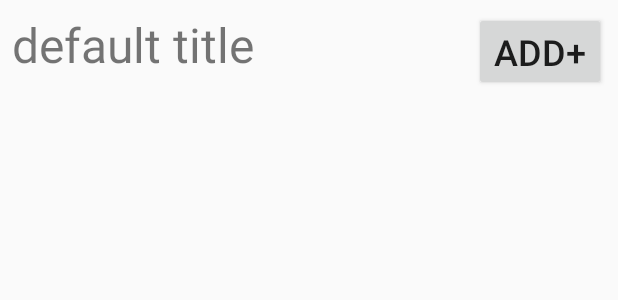
After one commit to yuhongherald/DingleTutorsApp, an Android app: the layout popup.xml on its own in the app's theme, with its tools: preview values and no code run, on a phone screen of 412 x 824 dp. The commit adds this screen. Shown: the top 300 px of the screen. Run offline under Robolectric (Android 15) with nearby library versions, the phone set to English and light mode, and no system bars.

Commit message:
Untested code. (My desktop became unusable have to test on another device) Added support for creating a popup on selecting a day.

```diff
--- a/app/src/main/java/orbital/dingletutors/BackgroundNotification.java
+++ b/app/src/main/java/orbital/dingletutors/BackgroundNotification.java
@@ -11,7 +11,7 @@ import java.io.File;
 import java.util.Calendar;
 
 /**
- * Created by scooby214 on 22/5/2017.
+ * Created by Herald on 22/5/2017.
  */
 
 public class BackgroundNotification extends BroadcastReceiver {
@@ -44,7 +44,5 @@ public class BackgroundNotification extends BroadcastReceiver {
         //alarm.cancel(pendingIntent);
         // somehow this thing is not very precise
         alarm.setRepeating(AlarmManager.RTC, calendar.getTimeInMillis(), 1000*60, pendingIntent);
-//        updater = new MinuteUpdater();
-//        updater.run();
     }
 }
--- a/app/src/main/java/orbital/dingletutors/CalendarMap.java
+++ b/app/src/main/java/orbital/dingletutors/CalendarMap.java
@@ -27,7 +27,7 @@ public class CalendarMap extends HashMap<String, MonthMap> {
     public static CalendarMap map;
     public static File mapDir;
     public static boolean isInitializing = false;
-    private static boolean updating = false;
+    public static boolean updating = false;
     // may have to change between sd and phone memory
 //    public static final String data = Environment.getDataDirectory().getPath();
 //    public static final String root = "/DingleTutors/";
--- /dev/null
+++ b/app/src/main/res/layout/popup.xml
@@ -0,0 +1,32 @@
+<?xml version="1.0" encoding="utf-8"?>
+<LinearLayout xmlns:android="http://schemas.android.com/apk/res/android"
+    android:orientation="vertical" android:layout_width="match_parent"
+    android:layout_height="match_parent">
+    <RelativeLayout
+        android:id="@+id/topPanel"
+        android:layout_width="match_parent"
+        android:layout_height="wrap_content">
+        <TextView
+            android:id="@+id/title"
+            android:text="default title"
+            android:textSize="32dp"
+            android:layout_margin="8dp"
+            android:layout_alignParentLeft="true"
+            android:layout_width="wrap_content"
+            android:layout_height="wrap_content" />
+        <Button
+            android:id="@+id/add_button"
+            android:text="add+"
+            android:textSize="24dp"
+            android:layout_margin="8dp"
+            android:layout_alignParentRight="true"
+            android:layout_width="wrap_content"
+            android:layout_height="wrap_content" />
+    </RelativeLayout>
+    <ListView
+        android:id="@+id/centrePanel"
+        android:layout_width="match_parent"
+        android:layout_height="wrap_content">
+        <!--Add stuff here as relativelayout-->
+    </ListView>
+</LinearLayout>
```
Also changed, not shown: app/src/main/java/orbital/dingletutors/CalendarFragment.java (+35 -6 lines), app/src/main/java/orbital/dingletutors/DayMap.java (+54 -2 lines), app/src/main/java/orbital/dingletutors/MainActivity.java (+8 -4 lines), app/src/main/java/orbital/dingletutors/MinuteUpdater.java (+11 -0 lines), app/src/main/java/orbital/dingletutors/MonthMap.java (+50 -1 lines), app/src/main/java/orbital/dingletutors/Popup.java (added, +107 -0 lines), app/src/main/res/layout/view_lesson.xml (added, +32 -0 lines).
